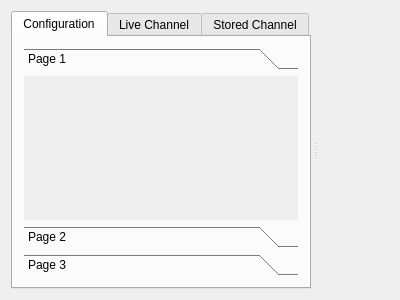
Before: the Qt Designer form 23_ofAppsInsideQtWindows/src/device.ui in wasawi/my_examples, drawn with Qt 5.
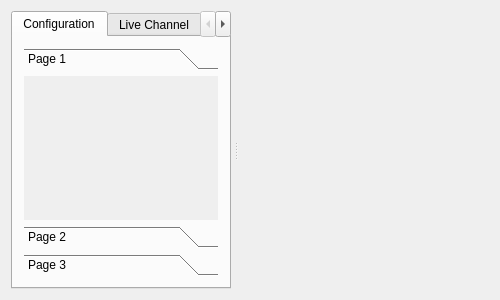
After: the same form once the commit is applied. The open tabs and pages were chosen to show the change.

Patch:
```diff
--- a/23_ofAppsInsideQtWindows/src/device.ui
+++ b/23_ofAppsInsideQtWindows/src/device.ui
@@ -6,10 +6,16 @@
    <rect>
     <x>0</x>
     <y>0</y>
-    <width>400</width>
+    <width>500</width>
     <height>300</height>
    </rect>
   </property>
+  <property name="minimumSize">
+   <size>
+    <width>500</width>
+    <height>0</height>
+   </size>
+  </property>
   <property name="windowTitle">
    <string>device</string>
   </property>
@@ -55,13 +61,13 @@
         <widget class="QTabWidget" name="tabWidget">
          <property name="minimumSize">
           <size>
-           <width>300</width>
+           <width>220</width>
            <height>0</height>
           </size>
          </property>
          <property name="maximumSize">
           <size>
-           <width>300</width>
+           <width>220</width>
            <height>16777215</height>
           </size>
          </property>
@@ -83,7 +89,7 @@
                <rect>
                 <x>0</x>
                 <y>0</y>
-                <width>276</width>
+                <width>196</width>
                 <height>161</height>
                </rect>
               </property>
```
